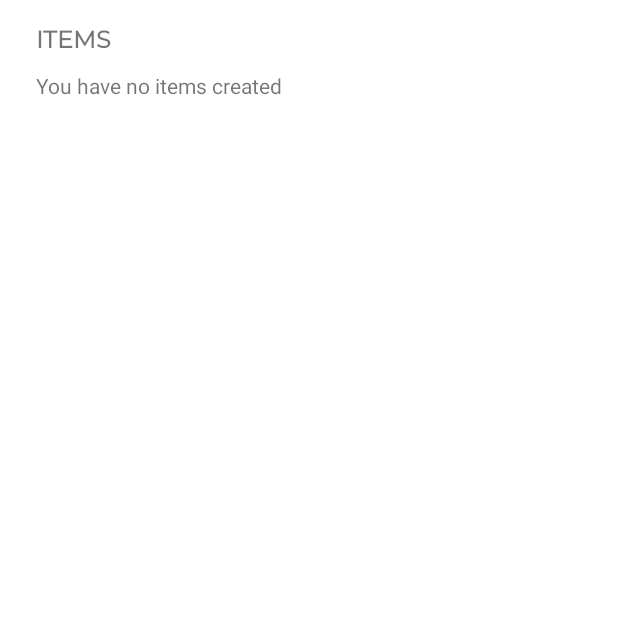
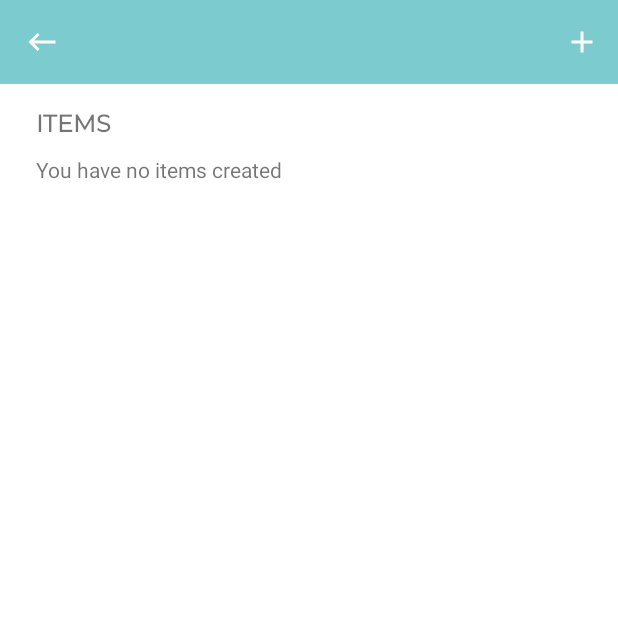
Before and after one commit to jordanchoi/mad21-t02-assignment-teampk, an Android app: the ItemsActivity screen opened directly, with no data from a screen before it, on a phone screen of 412 x 824 dp, the top half of it. Run offline under Robolectric (Android 15) with nearby library versions, the phone set to English and light mode, and no system bars.

Commit message:
Added Actionbar for ItemsActivity. Add button not implemented

```diff
--- a/app/src/main/AndroidManifest.xml
+++ b/app/src/main/AndroidManifest.xml
@@ -12,7 +12,6 @@
         android:theme="@style/Theme.StuffTrek">
         <activity android:name=".CreateItemActivity"></activity>
         <activity android:name=".CreateContainerActivity" />
-        <activity android:name=".ContainerActivity" />
         <activity android:name=".ItemsActivity" />
         <activity android:name=".RoomActivity" />
         <activity android:name=".LocationDetailsActivity" />
--- a/app/src/main/java/sg/edu/np/mad/teampk/stufftrek/ItemsActivity.java
+++ b/app/src/main/java/sg/edu/np/mad/teampk/stufftrek/ItemsActivity.java
@@ -1,13 +1,22 @@
 package sg.edu.np.mad.teampk.stufftrek;
 
+import androidx.annotation.NonNull;
+import androidx.appcompat.app.ActionBar;
 import androidx.appcompat.app.AppCompatActivity;
+import androidx.appcompat.widget.Toolbar;
 import androidx.recyclerview.widget.LinearLayoutManager;
 import androidx.recyclerview.widget.RecyclerView;
 
 import android.content.Intent;
 import android.os.Bundle;
+import android.view.Menu;
+import android.view.MenuItem;
 import android.view.View;
+import android.view.Window;
+import android.view.WindowManager;
 import android.widget.TextView;
+
+import com.google.android.material.bottomsheet.BottomSheetDialog;
 
 import java.util.ArrayList;
 
@@ -25,20 +34,15 @@ public class ItemsActivity extends AppCompatActivity {
         String ContainerName = receiveIntent.getStringExtra("ContainerName");
         Integer ContainerID = receiveIntent.getIntExtra("ContainerID",0);
 
-//        // Set Title in the Actionbar
-//        ActionBarActivity.abTitle.setText(ContainerName);
-//
-//        rightBtn.setImageResource(R.drawable.ic_more); // for future usage
-//        rightBtn.setOnClickListener(new View.OnClickListener(){
-//            public void onClick(View V)
-//            {
-//                /* TO REMOVE THE COMMENT WHEN CreateLocationActivity is created.
-//                Intent createLocationActivity = new Intent(LocationActivity.this, CreateLocationActivity.class);
-//                startActivity(createLocationActivity);
-//                */
-//            }
-//        });
+        // Toolbar for LocationActivity
+        Toolbar toolbar = (Toolbar) findViewById(R.id.toolbar_main);
+        // Sets the Toolbar to act as the ActionBar for this Activity window.
+        setSupportActionBar(toolbar);
 
+        ActionBar tb = getSupportActionBar();
+        tb.setHomeAsUpIndicator(R.drawable.ic_back);
+        tb.setDisplayHomeAsUpEnabled(true);
+        tb.setTitle(ContainerName);
 
         // Construct DBHandler to retrieve DB information.
         DBHandler db = new DBHandler(this, null, null, 1);
@@ -61,8 +65,28 @@ public class ItemsActivity extends AppCompatActivity {
         {
             noItemTV.setVisibility(View.GONE);
         }
+    }
 
+    // Inflate Menu for LocationActivity into the ActionBar
+    @Override
+    public boolean onCreateOptionsMenu(Menu menu) {
+        getMenuInflater().inflate(R.menu.actionbar_menu_add, menu);
+        return true;
+    }
 
+    // Actionbar Menu Items
+    @Override
+    public boolean onOptionsItemSelected(@NonNull MenuItem item) {
+        switch (item.getItemId()) {
+            case android.R.id.home:
+                this.finish();
+                break;
+            // Add Button is selected, creates new BottomSheetDialog to allow users to create a new Location
+            case R.id.mAdd:
+                BottomSheetDialog dialog = new BottomSheetDialog(ItemsActivity.this, R.style.BottomSheetStyle);
+                dialog.setContentView(R.layout.dialog_create);
+        }
+        return super.onOptionsItemSelected(item);
     }
 
 }
--- a/app/src/main/res/layout/activity_items.xml
+++ b/app/src/main/res/layout/activity_items.xml
@@ -6,9 +6,22 @@
     android:layout_height="match_parent"
     tools:context=".ItemsActivity">
 
+    <include
+        android:id="@+id/toolbar_main"
+        layout="@layout/custom_actionbar"
+        android:layout_width="match_parent"
+        android:layout_height="wrap_content"
+        app:layout_constraintEnd_toEndOf="parent"
+        app:layout_constraintStart_toStartOf="parent"
+        app:layout_constraintTop_toTopOf="parent" />
+
     <ScrollView
         android:layout_width="match_parent"
-        android:layout_height="match_parent">
+        android:layout_height="0dp"
+        app:layout_constraintBottom_toBottomOf="parent"
+        app:layout_constraintEnd_toEndOf="parent"
+        app:layout_constraintStart_toStartOf="parent"
+        app:layout_constraintTop_toBottomOf="@+id/toolbar_main">
 
         <androidx.constraintlayout.widget.ConstraintLayout
             android:layout_width="match_parent"
```
Also changed, not shown: app/src/main/java/sg/edu/np/mad/teampk/stufftrek/ContainerActivity.java (deleted, +0 -14 lines), app/src/main/res/layout/activity_container.xml (deleted, +0 -9 lines).
